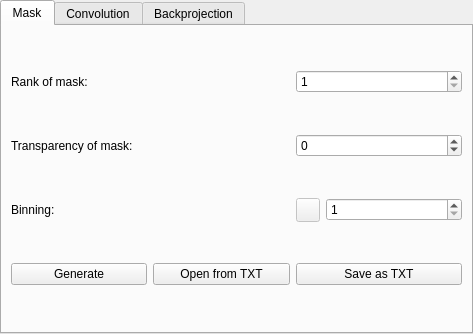
Before: the Qt Designer form viewer_widget/masksettings.ui in verbkinm/WTF_Viewer, drawn with Qt 5.
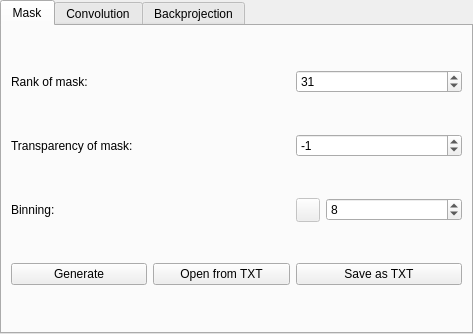
After: the same form once the commit is applied. The open tabs and pages were chosen to show the change. Icons and pictures are not drawn.

Patch:
```diff
--- a/viewer_widget/masksettings.ui
+++ b/viewer_widget/masksettings.ui
@@ -44,6 +44,9 @@
          <property name="minimum">
           <number>1</number>
          </property>
+         <property name="value">
+          <number>31</number>
+         </property>
         </widget>
        </item>
        <item row="1" column="0">
@@ -61,6 +64,9 @@
          <property name="maximum">
           <number>10</number>
          </property>
+         <property name="value">
+          <number>-1</number>
+         </property>
         </widget>
        </item>
        <item row="3" column="1">
@@ -131,6 +137,9 @@
          <property name="maximum">
           <number>15</number>
          </property>
+         <property name="value">
+          <number>8</number>
+         </property>
         </widget>
        </item>
        <item row="3" column="2" colspan="2">
```
Left out of the diff: 2 changed lines with no effect on the pictures.
